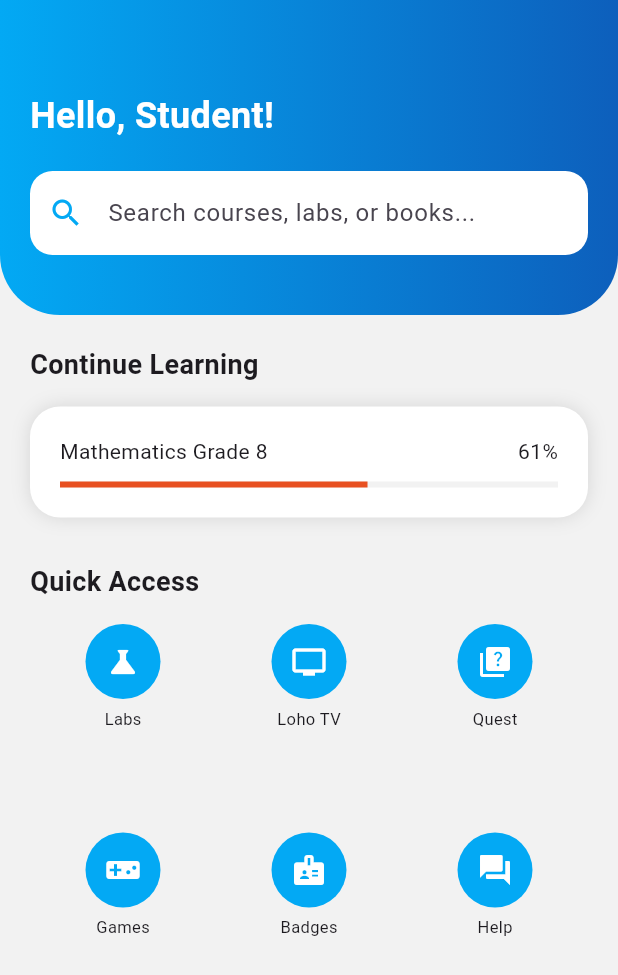
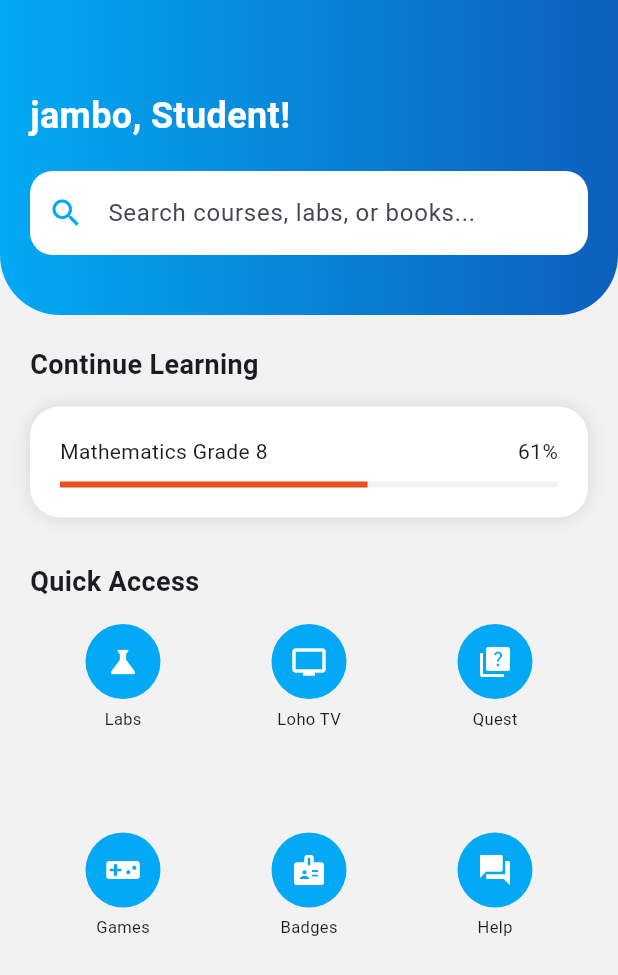
Before and after one commit to fattym/Elimupepe, a Flutter app: the DashboardScreen screen opened directly, on a phone screen of 412 x 824 dp. Shown: the top 975 px of the screen. Run offline on Flutter 3.47's test engine with Material 3 defaults, Android fonts, the phone set to English and light mode, and no system bars; our stand-ins replace share_plus, shared_preferences; accounts and stored records are empty.

Commit message:
first commit

```diff
--- a/lib/presentation/screens/dashboard_screen.dart
+++ b/lib/presentation/screens/dashboard_screen.dart
@@ -38,7 +38,7 @@ class DashboardScreen extends StatelessWidget {
                     const Row(
                       children: [
                         Text(
-                          "Hello, Student!",
+                          "jambo, Student!",
                           style: TextStyle(
                             color: Colors.white,
                             fontSize: 24,
```
